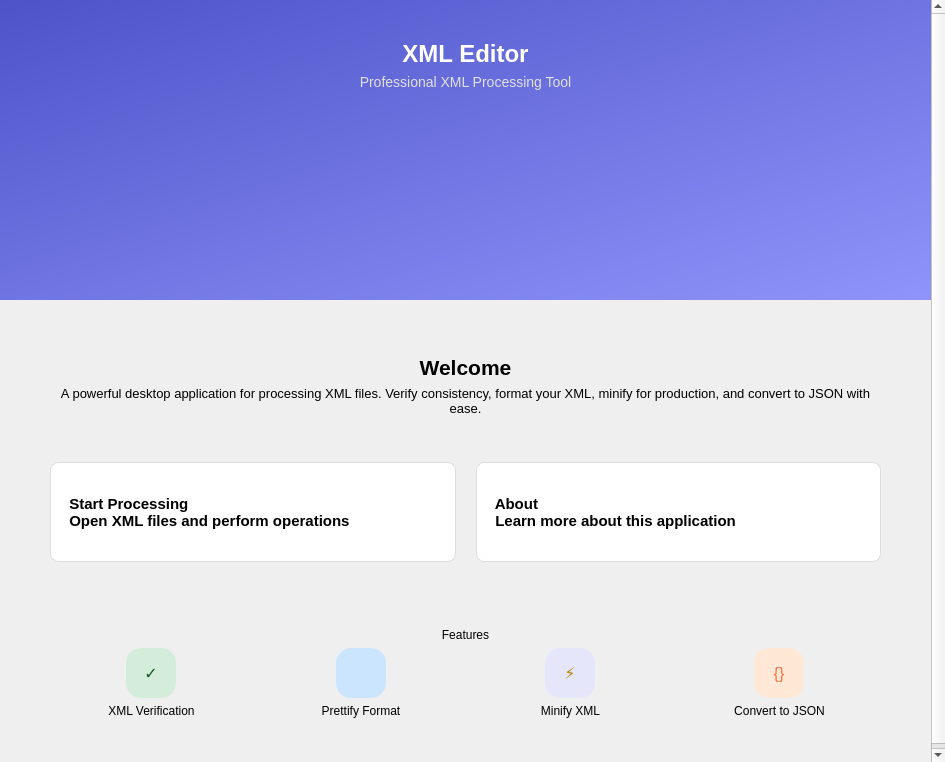
First picture: the form in src/UI/pages/WelcomePage.ui, repository amr10w/XML-Social-Network-Analyzer, before the edit.
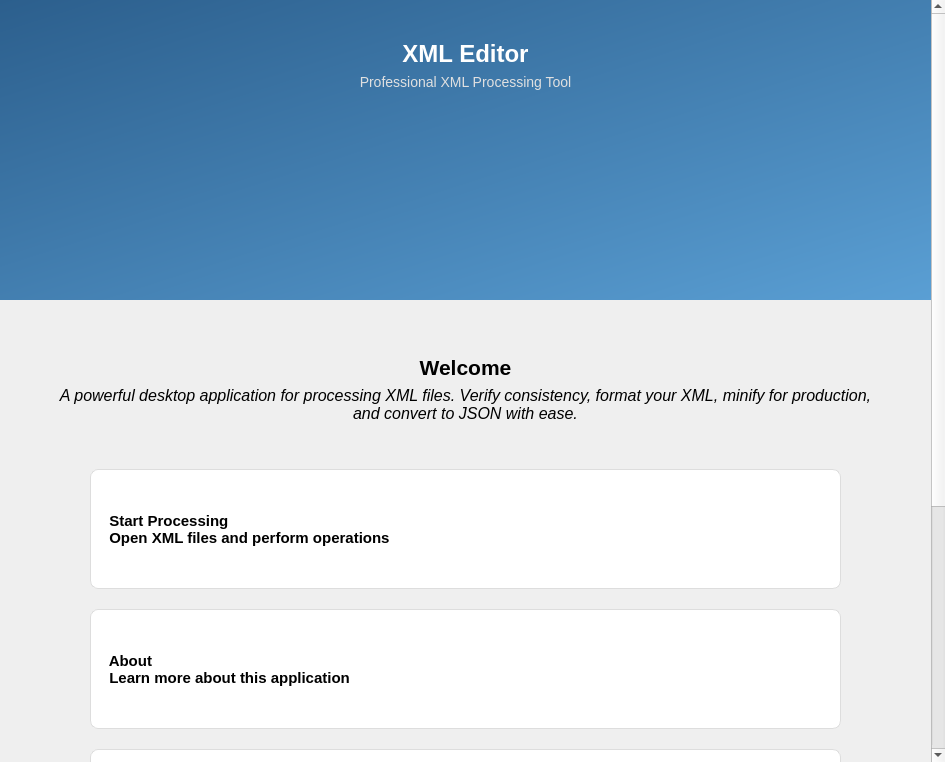
Second picture: the form after the edit. Icons and pictures are not drawn.

Commit message: Team Page, Welcome Page, Processing Page created

The edit to the form file:
```diff
--- a/src/UI/pages/WelcomePage.ui
+++ b/src/UI/pages/WelcomePage.ui
@@ -20,9 +20,7 @@
 
 /* Header Area Blue Gradient */
 QWidget#headerContainer {
-	background-color: qlineargradient(spread:pad, x1:0, y1:0, x2:1, y2:1, stop:0 #4e54c8, stop:1 #8f94fb);
-    border-bottom-left-radius: 0px;
-    border-bottom-right-radius: 0px;
+	background-color: qlineargradient(spread:pad, x1:0, y1:0, x2:1, y2:1, stop:0 #2c5f8d, stop:1 #5a9fd4);
 }
 
 /* White Circle for Icon */
@@ -42,6 +40,19 @@
 	font-size: 14px;
 }
 
+QPushButton#btnBack {
+	background-color: rgba(255, 255, 255, 0.2);
+	color: white;
+	border: 1px solid white;
+	border-radius: 6px;
+	padding: 8px 16px;
+	font-size: 12px;
+}
+
+QPushButton#btnBack:hover {
+	background-color: rgba(255, 255, 255, 0.3);
+}
+
 /* Feature Emojis */
 QLabel#lblFeat1, QLabel#lblFeat2, QLabel#lblFeat3, QLabel#lblFeat4 {
     font-size: 40px;
@@ -198,7 +209,8 @@
            <widget class="QLabel" name="label_5">
             <property name="font">
              <font>
-              <pointsize>10</pointsize>
+              <pointsize>12</pointsize>
+              <italic>true</italic>
              </font>
             </property>
             <property name="text">
@@ -229,16 +241,22 @@
            </spacer>
           </item>
           <item>
-           <layout class="QHBoxLayout" name="horizontalLayout">
+           <layout class="QVBoxLayout" name="verticalButtonLayout">
             <property name="spacing">
              <number>20</number>
             </property>
+            <property name="leftMargin">
+             <number>40</number>
+            </property>
+            <property name="rightMargin">
+             <number>40</number>
+            </property>
             <item>
              <widget class="QPushButton" name="btnStart">
               <property name="minimumSize">
                <size>
                 <width>0</width>
-                <height>100</height>
+                <height>120</height>
                </size>
               </property>
               <property name="font">
@@ -268,7 +286,7 @@
               <property name="minimumSize">
                <size>
                 <width>0</width>
-                <height>100</height>
+                <height>120</height>
                </size>
               </property>
               <property name="font">
@@ -293,6 +311,36 @@
               </property>
              </widget>
             </item>
+            <item>
+             <widget class="QPushButton" name="btnTeam">
+              <property name="minimumSize">
+               <size>
+                <width>0</width>
+                <height>120</height>
+               </size>
+              </property>
+              <property name="font">
+               <font>
+                <pointsize>11</pointsize>
+                <bold>true</bold>
+               </font>
+              </property>
+              <property name="text">
+               <string>  Our Team
+  Meet the awesome team behind XNet</string>
+              </property>
+              <property name="icon">
+               <iconset resource="resources.qrc">
+                <normaloff>:/new/Prefix1/images/icon_info.png</normaloff>:/new/Prefix1/images/icon_info.png</iconset>
+              </property>
+              <property name="iconSize">
+               <size>
+                <width>40</width>
+                <height>40</height>
+               </size>
+              </property>
+             </widget>
+            </item>
            </layout>
           </item>
           <item>
@@ -319,6 +367,9 @@
             <property name="alignment">
              <set>Qt::AlignmentFlag::AlignCenter</set>
             </property>
+            <property name="styleSheet">
+             <string>font-size: 22px; font-weight: bold; color: #333; margin-top: 30px; margin-bottom: 20px;</string>
+            </property>
            </widget>
           </item>
           <item>
@@ -362,6 +413,9 @@
                 <property name="alignment">
                  <set>Qt::AlignmentFlag::AlignCenter</set>
                 </property>
+                <property name="styleSheet">
+                 <string>font-weight: bold; font-size: 13px; color: #333;</string>
+                </property>
                </widget>
               </item>
              </layout>
@@ -406,6 +460,9 @@
                 <property name="alignment">
                  <set>Qt::AlignmentFlag::AlignCenter</set>
                 </property>
+                <property name="styleSheet">
+                 <string>font-weight: bold; font-size: 13px; color: #333;</string>
+                </property>
                </widget>
               </item>
              </layout>
@@ -453,6 +510,9 @@
                 <property name="alignment">
                  <set>Qt::AlignmentFlag::AlignCenter</set>
                 </property>
+                <property name="styleSheet">
+                 <string>font-weight: bold; font-size: 13px; color: #333;</string>
+                </property>
                </widget>
               </item>
              </layout>
@@ -496,6 +556,9 @@
                 <property name="alignment">
                  <set>Qt::AlignmentFlag::AlignCenter</set>
                 </property>
+                <property name="styleSheet">
+                 <string>font-weight: bold; font-size: 13px; color: #333;</string>
+                </property>
                </widget>
               </item>
              </layout>
```
The commit also changes 13 other files.
